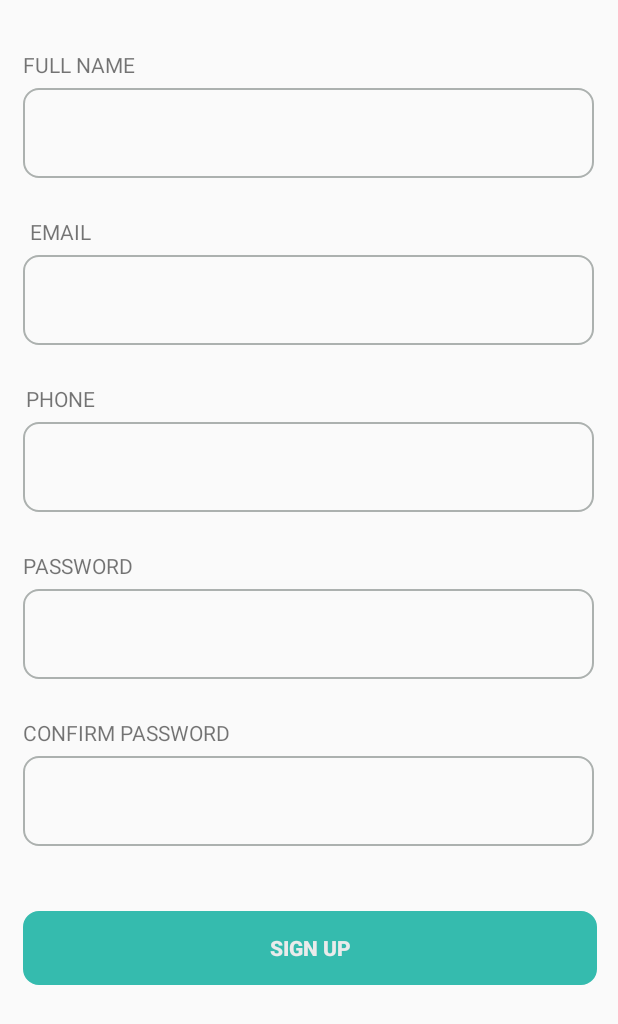
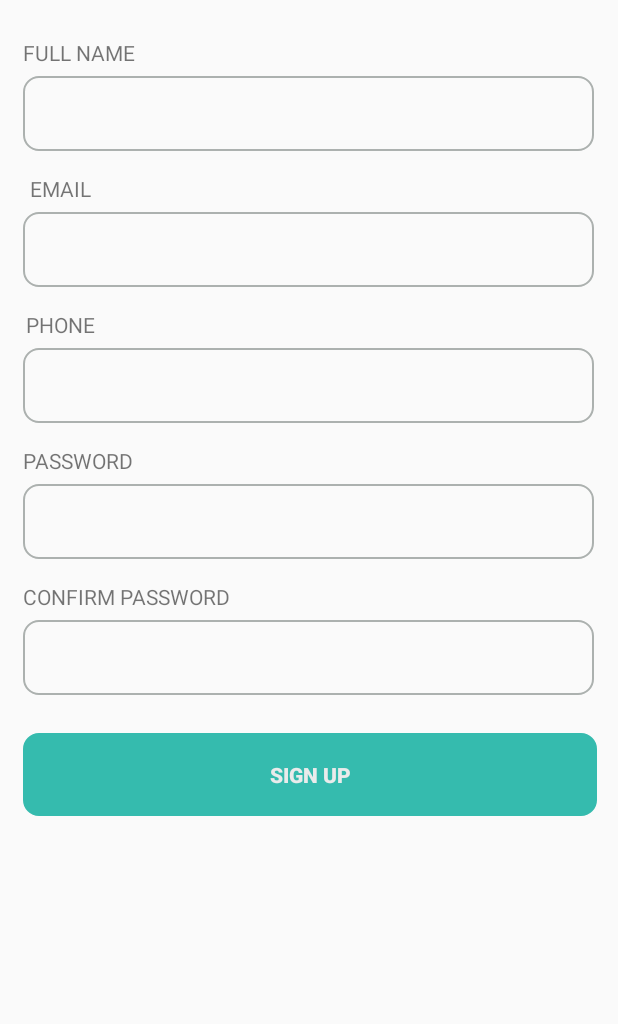
Before and after one commit to Hyakkimaru1/Android2, an Android app: the layout login.xml on its own in the app's theme, with its tools: preview values and no code run, on a phone screen of 412 x 824 dp. Shown: the top 1024 px of the screen. Run offline under Robolectric (Android 15) with nearby library versions, the phone set to English and light mode, and no system bars.

Commit message:
login - register

```diff
--- a/DuLich/app/build.gradle
+++ b/DuLich/app/build.gradle
@@ -34,4 +34,5 @@ dependencies {
     implementation 'com.squareup.picasso:picasso:2.71828'
     implementation 'com.facebook.android:facebook-android-sdk:[5,6)'
     implementation 'com.squareup.retrofit2:retrofit:2.6.2'
+    implementation 'com.squareup.retrofit2:converter-gson:2.6.2'
 }
--- a/DuLich/app/src/main/AndroidManifest.xml
+++ b/DuLich/app/src/main/AndroidManifest.xml
@@ -3,6 +3,7 @@
     package="com.example.dulich">
     <uses-permission android:name="android.permission.INTERNET"/>
     <application
+        android:usesCleartextTraffic="true"
         android:allowBackup="true"
         android:icon="@mipmap/ic_launcher"
         android:label="@string/app_name"
--- a/DuLich/app/src/main/java/com/example/dulich/fragmentUser.java
+++ b/DuLich/app/src/main/java/com/example/dulich/fragmentUser.java
@@ -25,16 +25,14 @@ public class fragmentUser extends Fragment {
     int RC_SIGN_IN = 001;
     GoogleSignInClient mGoogleSignInClient;
     SignInButton signInButton;
-    Button login;
+ //   Button login;
     @Nullable
     @Override
     public View onCreateView(@NonNull LayoutInflater inflater, @Nullable ViewGroup container, @Nullable Bundle savedInstanceState) {
         View view = inflater.inflate(R.layout.activity_login,container,false) ;
 
         signInButton = view.findViewById(R.id.sign_in_button);
-        login = view.findViewById(R.id.login);
-
-
+  //      login = view.findViewById(R.id.logIn);
 
 
         GoogleSignInOptions gso = new GoogleSignInOptions.Builder(GoogleSignInOptions.DEFAULT_SIGN_IN)
--- a/DuLich/app/src/main/java/com/example/dulich/listTours.java
+++ b/DuLich/app/src/main/java/com/example/dulich/listTours.java
@@ -36,7 +36,7 @@ public class listTours extends Fragment {
         getActivity().runOnUiThread( new Runnable() {
             @Override
             public void run() {
-                new readJson().execute( "http://35.197.153.192:3000/user/login/" );
+             //   new readJson().execute( "http://35.197.153.192:3000/user/login/" );
             }
         } );
 
--- a/DuLich/app/src/main/res/layout/login.xml
+++ b/DuLich/app/src/main/res/layout/login.xml
@@ -11,14 +11,14 @@
         android:layout_alignParentTop="true"
         android:layout_alignParentEnd="true"
         android:layout_marginStart="15dp"
-        android:layout_marginTop="33dp"
+        android:layout_marginTop="25dp"
         android:layout_marginEnd="21dp"
         android:text="FULL NAME" />
 
     <EditText
         android:id="@+id/ETfullName"
         android:layout_width="382dp"
-        android:layout_height="wrap_content"
+        android:layout_height="50dp"
         android:layout_below="@+id/TVfullName"
         android:layout_alignParentStart="true"
         android:layout_alignParentEnd="true"
@@ -39,14 +39,14 @@
         android:layout_alignParentStart="true"
         android:layout_alignParentEnd="true"
         android:layout_marginStart="20dp"
-        android:layout_marginTop="26dp"
+        android:layout_marginTop="15dp"
         android:layout_marginEnd="15dp"
         android:text="EMAIL" />
 
     <EditText
         android:id="@+id/ETemail"
         android:layout_width="382dp"
-        android:layout_height="wrap_content"
+        android:layout_height="50dp"
         android:layout_below="@+id/TVemail"
         android:layout_alignParentStart="true"
         android:layout_alignParentEnd="true"
@@ -67,14 +67,14 @@
         android:layout_alignParentStart="true"
         android:layout_alignParentEnd="true"
         android:layout_marginStart="17dp"
-        android:layout_marginTop="26dp"
+        android:layout_marginTop="15dp"
         android:layout_marginEnd="18dp"
         android:text="PHONE" />
 
     <EditText
         android:id="@+id/ETphone"
         android:layout_width="382dp"
-        android:layout_height="wrap_content"
+        android:layout_height="50dp"
         android:layout_below="@+id/TVphone"
         android:layout_alignParentStart="true"
         android:layout_alignParentEnd="true"
@@ -95,14 +95,14 @@
         android:layout_alignParentStart="true"
         android:layout_alignParentEnd="true"
         android:layout_marginStart="15dp"
-        android:layout_marginTop="26dp"
+        android:layout_marginTop="15dp"
         android:layout_marginEnd="20dp"
         android:text="PASSWORD" />
 
     <EditText
         android:id="@+id/ETpassword"
         android:layout_width="382dp"
-        android:layout_height="wrap_content"
+        android:layout_height="50dp"
         android:layout_below="@+id/TVpassword"
         android:layout_alignParentStart="true"
         android:layout_alignParentEnd="true"
@@ -123,14 +123,14 @@
         android:layout_alignParentStart="true"
         android:layout_alignParentEnd="true"
         android:layout_marginStart="15dp"
-        android:layout_marginTop="26dp"
+        android:layout_marginTop="15dp"
         android:layout_marginEnd="20dp"
         android:text="CONFIRM PASSWORD" />
 
     <EditText
         android:id="@+id/ETconfirmpw"
         android:layout_width="382dp"
-        android:layout_height="wrap_content"
+        android:layout_height="50dp"
         android:layout_below="@+id/TVconfirmpw"
         android:layout_alignParentStart="true"
         android:layout_alignParentEnd="true"
@@ -146,12 +146,12 @@
     <Button
         android:id="@+id/BTsignup"
         android:layout_width="wrap_content"
-        android:layout_height="49dp"
+        android:layout_height="55dp"
         android:layout_below="@+id/ETconfirmpw"
         android:layout_alignParentStart="true"
         android:layout_alignParentEnd="true"
         android:layout_marginStart="15dp"
-        android:layout_marginTop="43dp"
+        android:layout_marginTop="25dp"
         android:layout_marginEnd="14dp"
         android:background="@drawable/signupbt"
         android:backgroundTint="#35BBAE"
```
Also changed, not shown: DuLich/app/src/main/java/com/example/dulich/Api.java (+15 -0 lines), DuLich/app/src/main/java/com/example/dulich/RetrofitClient.java (added, +29 -0 lines), DuLich/app/src/main/java/com/example/dulich/register.java (added, +149 -0 lines), DuLich/app/src/main/java/com/example/dulich/setting.java (+96 -4 lines), DuLich/app/src/main/java/com/example/dulich/ui/login/LoginActivity.java (+5 -3 lines), DuLich/app/src/main/res/layout/activity_login.xml (+6 -9 lines).
